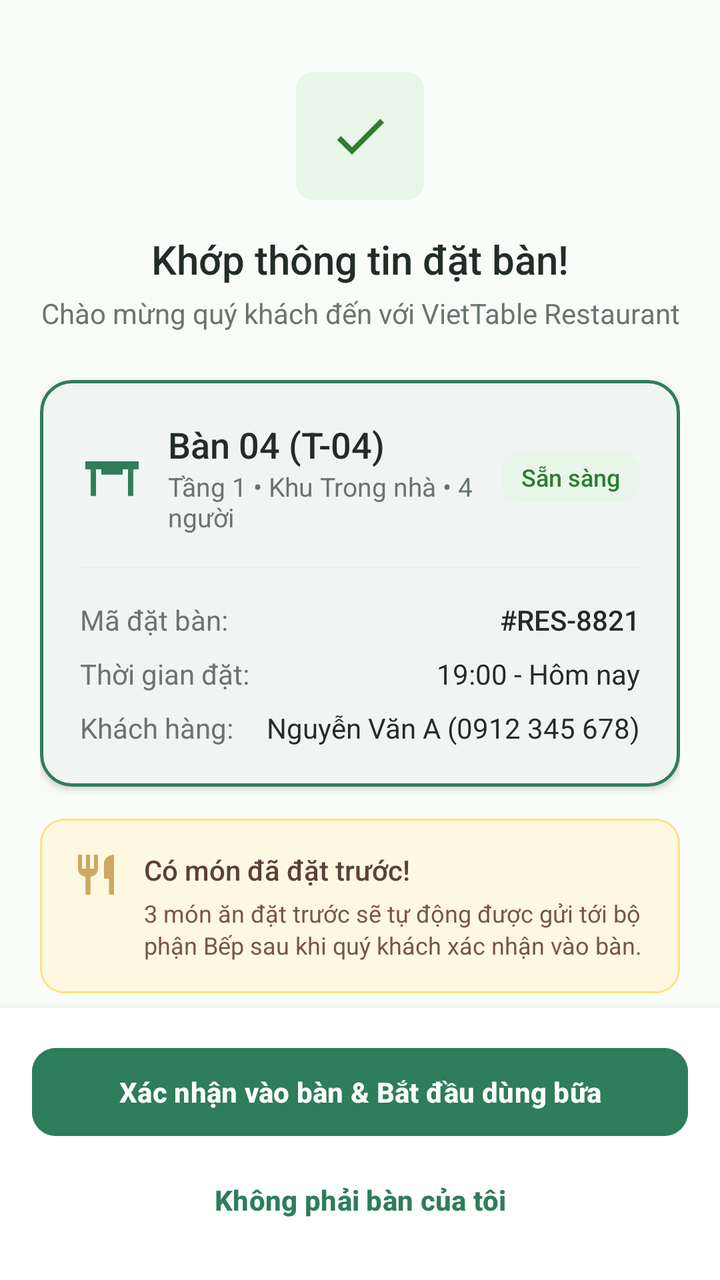
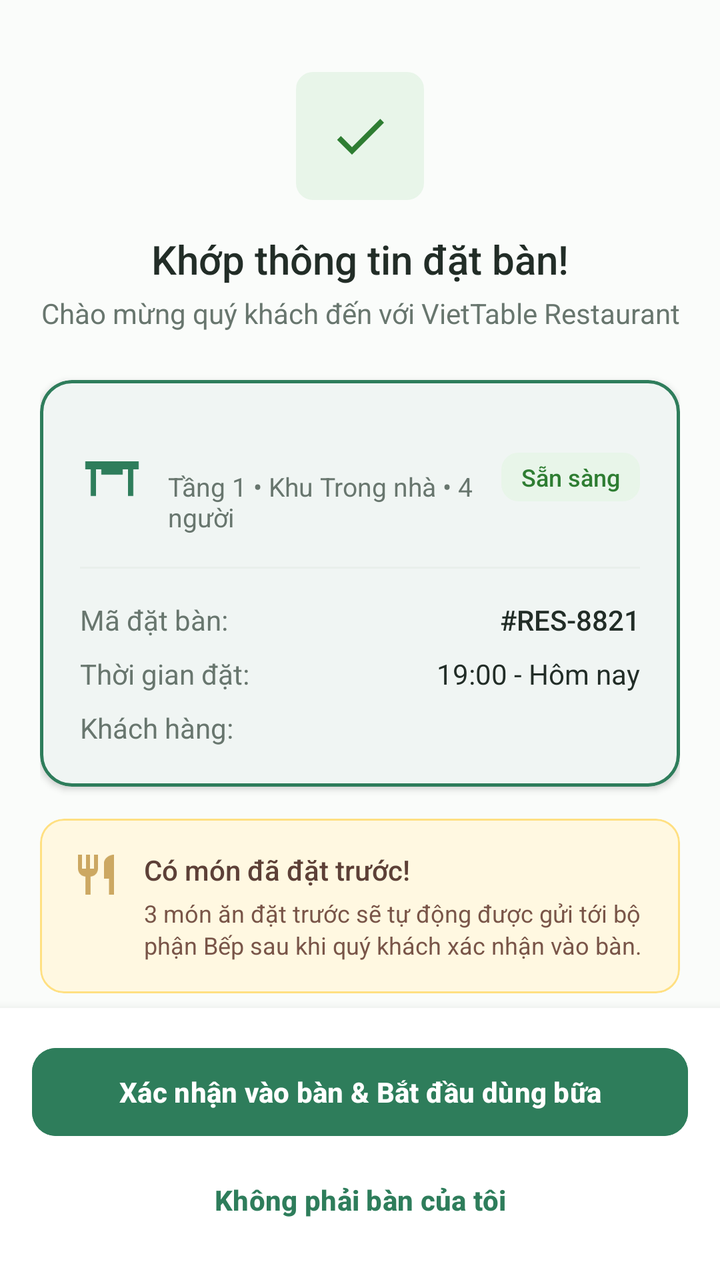

Screens rendered from an Android XML layout before and after an edit, with the pre-edit source and the edit as a unified diff.
<!-- AndroidManifest.xml: application theme Theme.VietTable -->
<!-- res/layout/fragment_checkin_confirm.xml -->
<?xml version="1.0" encoding="utf-8"?>
<androidx.coordinatorlayout.widget.CoordinatorLayout xmlns:android="http://schemas.android.com/apk/res/android"
    xmlns:app="http://schemas.android.com/apk/res-auto"
    android:layout_width="match_parent"
    android:layout_height="match_parent"
    android:background="@color/colorBackground">

    <androidx.core.widget.NestedScrollView
        android:layout_width="match_parent"
        android:layout_height="match_parent"
        android:paddingBottom="96dp">

        <LinearLayout
            android:layout_width="match_parent"
            android:layout_height="wrap_content"
            android:orientation="vertical"
            android:padding="20dp"
            android:tag="safe_top">

            <LinearLayout
                android:layout_width="match_parent"
                android:layout_height="wrap_content"
                android:gravity="center"
                android:orientation="vertical"
                android:layout_marginTop="16dp">

                <ImageView
                    android:layout_width="64dp"
                    android:layout_height="64dp"
                    android:background="@drawable/bg_badge"
                    android:backgroundTint="#E8F5E9"
                    android:padding="16dp"
                    android:src="@drawable/ic_check"
                    app:tint="@color/colorSuccess" />

                <TextView
                    android:layout_width="wrap_content"
                    android:layout_height="wrap_content"
                    android:layout_marginTop="16dp"
                    android:fontFamily="sans-serif-medium"
                    android:text="Khớp thông tin đặt bàn!"
                    android:textColor="@color/colorTextPrimary"
                    android:textSize="20sp" />

                <TextView
                    android:layout_width="wrap_content"
                    android:layout_height="wrap_content"
                    android:layout_marginTop="4dp"
                    android:gravity="center"
                    android:text="Chào mừng quý khách đến với VietTable Restaurant"
                    android:textColor="@color/colorTextSecondary"
                    android:textSize="14sp" />
            </LinearLayout>

            
            <com.google.android.material.card.MaterialCardView
                android:layout_width="match_parent"
                android:layout_height="wrap_content"
                android:layout_marginTop="24dp"
                app:cardBackgroundColor="@color/colorSurface"
                app:cardCornerRadius="16dp"
                app:cardElevation="2dp"
                app:strokeColor="@color/colorPrimary"
                app:strokeWidth="1.5dp">

                <LinearLayout
                    android:layout_width="match_parent"
                    android:layout_height="wrap_content"
                    android:orientation="vertical"
                    android:padding="20dp">

                    <LinearLayout
                        android:layout_width="match_parent"
                        android:layout_height="wrap_content"
                        android:gravity="center_vertical"
                        android:orientation="horizontal">

                        <ImageView
                            android:layout_width="32dp"
                            android:layout_height="32dp"
                            android:src="@drawable/ic_table"
                            app:tint="@color/colorPrimary" />

                        <LinearLayout
                            android:layout_width="0dp"
                            android:layout_height="wrap_content"
                            android:layout_marginStart="12dp"
                            android:layout_weight="1"
                            android:orientation="vertical">

                            <TextView
                                android:id="@+id/tvTableTitle"
                                android:layout_width="wrap_content"
                                android:layout_height="wrap_content"
                                android:fontFamily="sans-serif-medium"
                                android:text="Bàn 04 (T-04)"
                                android:textColor="@color/colorTextPrimary"
                                android:textSize="18sp" />

                            <TextView
                                android:id="@+id/tvTableSubtitle"
                                android:layout_width="wrap_content"
                                android:layout_height="wrap_content"
                                android:text="Tầng 1 • Khu Trong nhà • 4 người"
                                android:textColor="@color/colorTextSecondary"
                                android:textSize="13sp" />
                        </LinearLayout>

                        <TextView
                            android:layout_width="wrap_content"
                            android:layout_height="wrap_content"
                            android:background="@drawable/bg_badge"
                            android:backgroundTint="#E8F5E9"
                            android:fontFamily="sans-serif-medium"
                            android:paddingHorizontal="10dp"
                            android:paddingVertical="4dp"
                            android:text="Sẵn sàng"
                            android:textColor="@color/colorSuccess"
                            android:textSize="12sp" />
                    </LinearLayout>

                    <View
                        android:layout_width="match_parent"
                        android:layout_height="1dp"
                        android:layout_marginVertical="16dp"
                        android:background="@color/colorDivider" />

                    
                    <LinearLayout
                        android:layout_width="match_parent"
                        android:layout_height="wrap_content"
                        android:orientation="horizontal">

                        <TextView
                            android:layout_width="0dp"
                            android:layout_height="wrap_content"
                            android:layout_weight="1"
                            android:text="Mã đặt bàn:"
                            android:textColor="@color/colorTextSecondary"
                            android:textSize="14sp" />

                        <TextView
                            android:id="@+id/tvCheckinResCode"
                            android:layout_width="wrap_content"
                            android:layout_height="wrap_content"
                            android:fontFamily="sans-serif-medium"
                            android:text="#RES-8821"
                            android:textColor="@color/colorTextPrimary"
                            android:textSize="14sp" />
                    </LinearLayout>

                    <LinearLayout
                        android:layout_width="match_parent"
                        android:layout_height="wrap_content"
                        android:layout_marginTop="8dp"
                        android:orientation="horizontal">

                        <TextView
                            android:layout_width="0dp"
                            android:layout_height="wrap_content"
                            android:layout_weight="1"
                            android:text="Thời gian đặt:"
                            android:textColor="@color/colorTextSecondary"
                            android:textSize="14sp" />

                        <TextView
                            android:id="@+id/tvCheckinTime"
                            android:layout_width="wrap_content"
                            android:layout_height="wrap_content"
                            android:text="19:00 - Hôm nay"
                            android:textColor="@color/colorTextPrimary"
                            android:textSize="14sp" />
                    </LinearLayout>

                    <LinearLayout
                        android:layout_width="match_parent"
                        android:layout_height="wrap_content"
                        android:layout_marginTop="8dp"
                        android:orientation="horizontal">

                        <TextView
                            android:layout_width="0dp"
                            android:layout_height="wrap_content"
                            android:layout_weight="1"
                            android:text="Khách hàng:"
                            android:textColor="@color/colorTextSecondary"
                            android:textSize="14sp" />

                        <TextView
                            android:id="@+id/tvCheckinCustomer"
                            android:layout_width="wrap_content"
                            android:layout_height="wrap_content"
                            android:text="Nguyễn Văn A (0912 345 678)"
                            android:textColor="@color/colorTextPrimary"
                            android:textSize="14sp" />
                    </LinearLayout>
                </LinearLayout>
            </com.google.android.material.card.MaterialCardView>

            
            <com.google.android.material.card.MaterialCardView
                android:id="@+id/cardPreorderNotice"
                android:layout_width="match_parent"
                android:layout_height="wrap_content"
                android:layout_marginTop="16dp"
                app:cardBackgroundColor="#FFF8E1"
                app:cardCornerRadius="12dp"
                app:cardElevation="0dp"
                app:strokeColor="#FFE082"
                app:strokeWidth="1dp">

                <LinearLayout
                    android:layout_width="match_parent"
                    android:layout_height="wrap_content"
                    android:orientation="horizontal"
                    android:padding="16dp">

                    <ImageView
                        android:layout_width="24dp"
                        android:layout_height="24dp"
                        android:src="@drawable/ic_cutlery"
                        app:tint="@color/colorSecondary" />

                    <LinearLayout
                        android:layout_width="0dp"
                        android:layout_height="wrap_content"
                        android:layout_marginStart="12dp"
                        android:layout_weight="1"
                        android:orientation="vertical">

                        <TextView
                            android:layout_width="wrap_content"
                            android:layout_height="wrap_content"
                            android:fontFamily="sans-serif-medium"
                            android:text="Có món đã đặt trước!"
                            android:textColor="#5D4037"
                            android:textSize="14sp" />

                        <TextView
                            android:id="@+id/tvPreorderInfo"
                            android:layout_width="wrap_content"
                            android:layout_height="wrap_content"
                            android:layout_marginTop="4dp"
                            android:lineSpacingExtra="2dp"
                            android:text="3 món ăn đặt trước sẽ tự động được gửi tới bộ phận Bếp sau khi quý khách xác nhận vào bàn."
                            android:textColor="#795548"
                            android:textSize="12sp" />
                    </LinearLayout>
                </LinearLayout>
            </com.google.android.material.card.MaterialCardView>

        </LinearLayout>
    </androidx.core.widget.NestedScrollView>

    
    <LinearLayout
        android:layout_width="match_parent"
        android:layout_height="wrap_content"
        android:layout_gravity="bottom"
        android:tag="safe_bottom"
        android:background="@color/colorSurface"
        android:elevation="8dp"
        android:orientation="vertical"
        android:padding="16dp">

        <com.google.android.material.button.MaterialButton
            android:id="@+id/btnConfirmCheckin"
            style="@style/Widget.VietTable.Button.Primary"
            android:layout_width="match_parent"
            android:layout_height="wrap_content"
            android:text="Xác nhận vào bàn &amp; Bắt đầu dùng bữa" />

        <com.google.android.material.button.MaterialButton
            android:id="@+id/btnCancelCheckin"
            style="@style/Widget.VietTable.Button.Text"
            android:layout_width="match_parent"
            android:layout_height="wrap_content"
            android:layout_marginTop="4dp"
            android:text="Không phải bàn của tôi" />
    </LinearLayout>

</androidx.coordinatorlayout.widget.CoordinatorLayout>
<!-- resources referenced by this layout -->
<resources>
  <color name="colorBackground">#FAFCFA</color>
  <color name="colorDivider">#E9EFEB</color>
  <color name="colorPrimary">#2E7D5B</color>
  <color name="colorSecondary">#CCA862</color>
  <color name="colorSuccess">#2E7D32</color>
  <color name="colorSurface">#FFFFFF</color>
  <color name="colorTextPrimary">#222D27</color>
  <color name="colorTextSecondary">#68766E</color>
  <color name="surface">#FFFFFF</color>
  <color name="divider">#E9EFEB</color>
  <dimen name="btn_height_primary">52dp</dimen>
  <dimen name="radius_medium">12dp</dimen>
  <color name="primary">#2E7D5B</color>
  <style name="Base.Theme.VietTable" parent="Theme.Material3.Light.NoActionBar">
          
          <item name="colorPrimary">@color/primary</item>
          <item name="colorPrimaryDark">@color/primary_dark</item>
          <item name="colorOnPrimary">@color/on_primary</item>
          <item name="colorPrimaryContainer">@color/primary_container</item>
          <item name="colorOnPrimaryContainer">@color/on_primary_container</item>
  
          <item name="colorSecondary">@color/accent_gold</item>
          <item name="colorOnSecondary">@color/white</item>
          <item name="colorSecondaryContainer">@color/accent_gold_container</item>
          <item name="colorOnSecondaryContainer">@color/accent_gold_dark</item>
  
          <item name="android:colorBackground">@color/bg_cream</item>
          <item name="colorSurface">@color/surface</item>
          <item name="colorOnSurface">@color/text_primary</item>
          <item name="colorSurfaceVariant">@color/surface_variant</item>
  
          <item name="colorError">@color/semantic_error</item>
          <item name="colorOnError">@color/white</item>
  
          
          <item name="android:statusBarColor">@android:color/transparent</item>
          <item name="android:windowLightStatusBar">true</item>
          <item name="android:navigationBarColor">@android:color/transparent</item>
          <item name="android:windowLightNavigationBar">true</item>
  
          
          <item name="colorAccent">@color/primary</item>
          <item name="alertDialogTheme">@style/ThemeOverlay.VietTable.Dialog.Alert</item>
          <item name="materialAlertDialogTheme">@style/ThemeOverlay.VietTable.MaterialAlertDialog</item>
          <item name="buttonBarPositiveButtonStyle">@style/Widget.VietTable.Dialog.Button.Positive</item>
          <item name="buttonBarNegativeButtonStyle">@style/Widget.VietTable.Dialog.Button.Negative</item>
          <item name="buttonBarNeutralButtonStyle">@style/Widget.VietTable.Dialog.Button.Neutral</item>
          <item name="materialButtonStyle">@style/Widget.VietTable.Button.Primary</item>
          <item name="materialButtonOutlinedStyle">@style/Widget.VietTable.Button.Outlined</item>
          <item name="borderlessButtonStyle">@style/Widget.VietTable.Button.Text</item>
          <item name="materialCardViewStyle">@style/Widget.VietTable.Card</item>
          <item name="textInputStyle">@style/Widget.VietTable.TextInputLayout</item>
          <item name="toolbarStyle">@style/Widget.VietTable.Toolbar</item>
          <item name="bottomNavigationStyle">@style/Widget.VietTable.BottomNavigationView</item>
      </style>
  <dimen name="text_button">14sp</dimen>
  <color name="primary_dark">#24654A</color>
  <color name="on_primary">#FFFFFF</color>
  <color name="primary_container">#EEF7F2</color>
  <color name="on_primary_container">#1B4E38</color>
  <color name="accent_gold">#CCA862</color>
  <color name="white">#FFFFFFFF</color>
  <color name="accent_gold_container">#FAF5EB</color>
  <color name="accent_gold_dark">#9E7D33</color>
  <color name="bg_cream">#FAFCFA</color>
  <color name="text_primary">#222D27</color>
  <color name="surface_variant">#F3F7F5</color>
  <color name="semantic_error">#D32F2F</color>
  <color name="text_secondary">#68766E</color>
  <color name="transparent">#00000000</color>
  <dimen name="radius_large">16dp</dimen>
  <dimen name="card_elevation">1.5dp</dimen>
  <dimen name="card_stroke_width">1dp</dimen>
  <!-- unchanged entries left out for length: 22 -->
</resources>

<!-- the commit's change to res/layout/fragment_checkin_confirm.xml (unified diff, before → after) -->
@@ -93,7 +93,7 @@
                                 android:layout_width="wrap_content"
                                 android:layout_height="wrap_content"
                                 android:fontFamily="sans-serif-medium"
-                                android:text="Bàn 04 (T-04)"
+                                android:text=""
                                 android:textColor="@color/colorTextPrimary"
                                 android:textSize="18sp" />
 
@@ -190,7 +190,7 @@
                             android:id="@+id/tvCheckinCustomer"
                             android:layout_width="wrap_content"
                             android:layout_height="wrap_content"
-                            android:text="Nguyễn Văn A (0912 345 678)"
+                            android:text=""
                             android:textColor="@color/colorTextPrimary"
                             android:textSize="14sp" />
                     </LinearLayout>
<!-- resource entries referenced after the edit -->
@@ -38,7 +38,6 @@
           <item name="android:statusBarColor">@android:color/transparent</item>
           <item name="android:windowLightStatusBar">true</item>
           <item name="android:navigationBarColor">@android:color/transparent</item>
-          <item name="android:windowLightNavigationBar">true</item>
   
           
           <item name="colorAccent">@color/primary</item>
